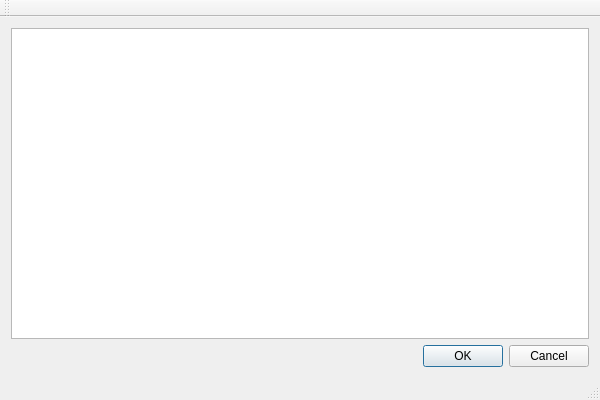
Above: mainwindow.ui from pashazz/winegame before the change. Below: the same form after it.
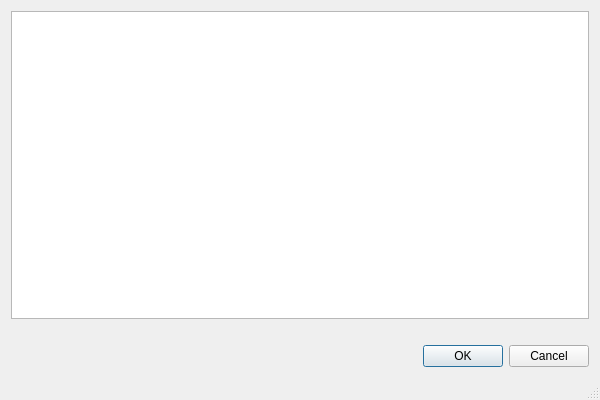
That is the form after the change.

Diff of the .ui file:
```diff
--- a/mainwindow.ui
+++ b/mainwindow.ui
@@ -18,6 +18,13 @@
     <item>
      <widget class="QListWidget" name="lstGames"/>
     </item>
+    <item>
+     <widget class="QLabel" name="lblNote">
+      <property name="text">
+       <string/>
+      </property>
+     </widget>
+    </item>
     <item>
      <widget class="QDialogButtonBox" name="buttonBox">
       <property name="standardButtons">
@@ -27,14 +34,6 @@
     </item>
    </layout>
   </widget>
-  <widget class="QToolBar" name="mainToolBar">
-   <attribute name="toolBarArea">
-    <enum>TopToolBarArea</enum>
-   </attribute>
-   <attribute name="toolBarBreak">
-    <bool>false</bool>
-   </attribute>
-  </widget>
   <widget class="QStatusBar" name="statusBar"/>
  </widget>
  <layoutdefault spacing="6" margin="11"/>
```
